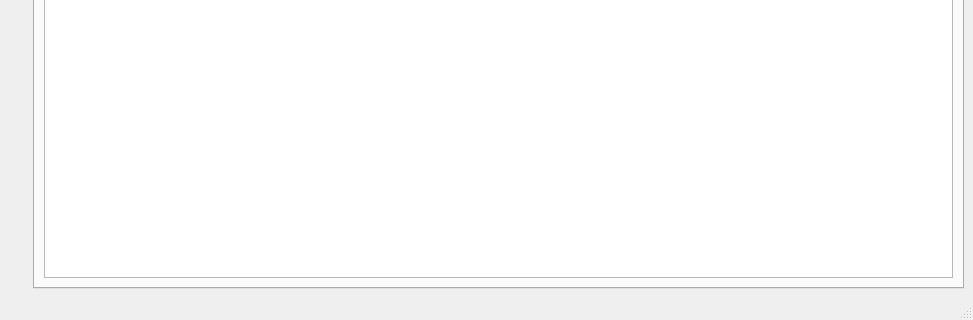
Qt form mainwindow.ui (FastTrackOrg/FastTrack) before a commit; both pictures show x 0 to 973 and y 517 to 837 of the 973 by 837 pixel window.
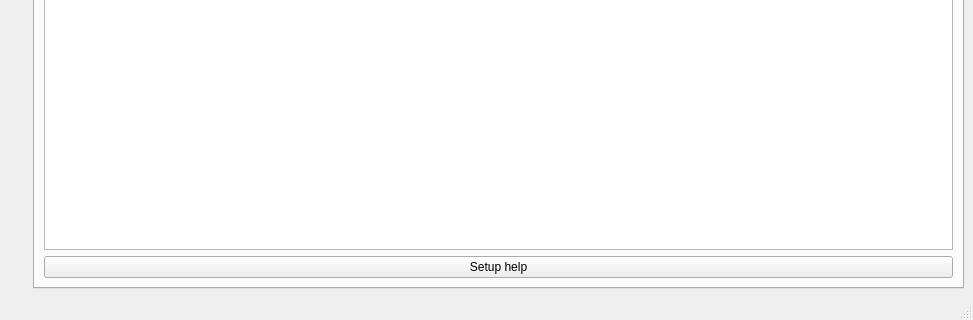
The same form after that commit. The open tabs and pages were chosen to show the change.

Commit message: [feat] main: add auto setup window

Diff of the .ui file:
```diff
--- a/mainwindow.ui
+++ b/mainwindow.ui
@@ -153,6 +153,13 @@
           </column>
          </widget>
         </item>
+        <item row="1" column="0">
+         <widget class="QPushButton" name="setupWindow">
+          <property name="text">
+           <string>Setup help</string>
+          </property>
+         </widget>
+        </item>
        </layout>
       </widget>
       <widget class="QWidget" name="replay">
```
Left out of the diff: 2 changed lines with no effect on the pictures. The commit also changes 6 other files.
